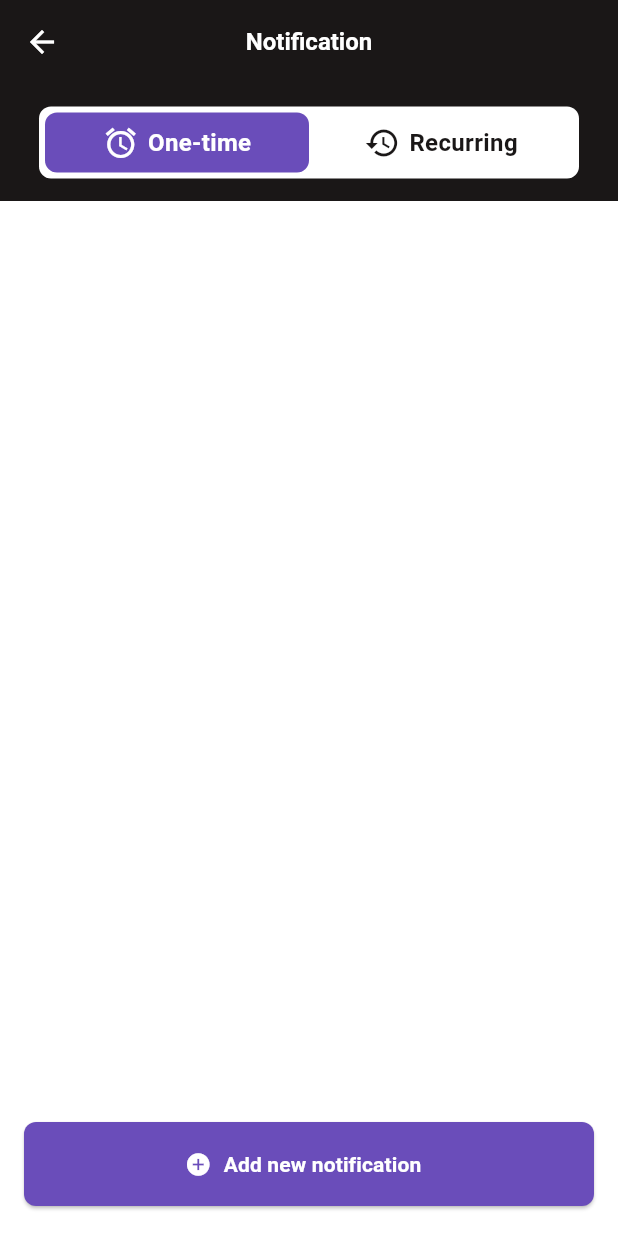
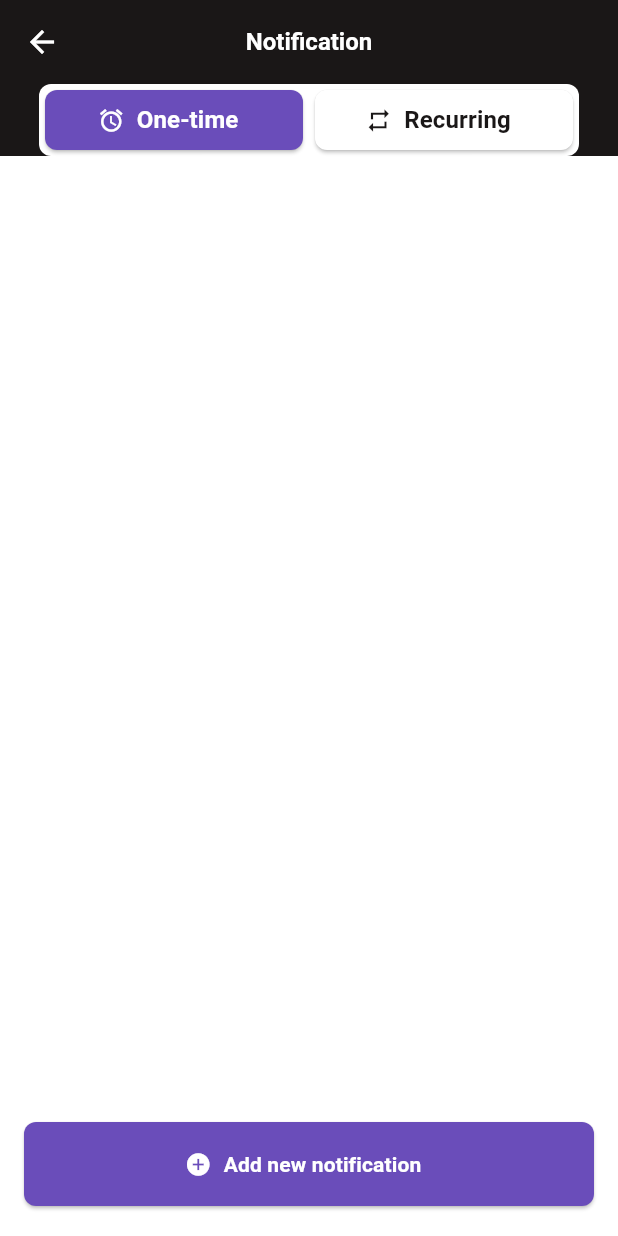
Before and after one commit to freedomdp/noti, a Flutter app: the NotificationScreen screen opened directly, on a phone screen of 412 x 824 dp. Run offline on Flutter 3.47's test engine with Material 3 defaults, Android fonts, the phone set to English and light mode, and no system bars; our stand-ins replace flutter_bloc.

Commit message:
refinement of the notification page

```diff
--- /dev/null
+++ b/lib/blocs/notification_bloc.dart
@@ -0,0 +1,22 @@
+import 'package:flutter_bloc/flutter_bloc.dart';
+
+abstract class NotificationEvent {}
+
+class ToggleRecurringEvent extends NotificationEvent {}
+
+class NotificationState {
+  final bool isRecurringActive;
+
+  NotificationState({required this.isRecurringActive});
+}
+
+class NotificationBloc extends Bloc<NotificationEvent, NotificationState> {
+  NotificationBloc() : super(NotificationState(isRecurringActive: false));
+
+  @override
+  Stream<NotificationState> mapEventToState(NotificationEvent event) async* {
+    if (event is ToggleRecurringEvent) {
+      yield NotificationState(isRecurringActive: !state.isRecurringActive);
+    }
+  }
+}
--- a/lib/screens/add_notification_screen.dart
+++ b/lib/screens/add_notification_screen.dart
@@ -1,5 +1,4 @@
 import 'package:flutter/material.dart';
-
 import '../widgets/custom_app_bar.dart';
 
 class AddNotificationScreen extends StatelessWidget {
@@ -9,8 +8,9 @@ class AddNotificationScreen extends StatelessWidget {
   Widget build(BuildContext context) {
     return Scaffold(
       appBar: CustomAppBar(titleText: 'Add New Notification'),
-      body: const Center(
-        child: Text('Here you can add a new notification.'),
+      body: Center(
+        child: Text('Content for adding a new notification goes here'),
+        // Здесь будет содержимое страницы для добавления нового уведомления
       ),
     );
   }
--- a/lib/screens/notification_screen.dart
+++ b/lib/screens/notification_screen.dart
@@ -1,29 +1,90 @@
 import 'package:flutter/material.dart';
+import 'package:flutter_bloc/flutter_bloc.dart';
 import 'package:noti/screens/add_notification_screen.dart';
+import 'package:noti/screens/add_recurring_notification_screen.dart';
+import '../blocs/notification_bloc.dart';
 import '../widgets/custom_app_bar.dart';
+import '../widgets/custom_button.dart';
 import '../widgets/notification_toggle.dart';
-import 'package:noti/widgets/custom_button.dart';
+import '../widgets/recurring_list_item.dart';
 
 class NotificationScreen extends StatelessWidget {
   const NotificationScreen({Key? key}) : super(key: key);
 
   @override
   Widget build(BuildContext context) {
-    return Scaffold(
+    return BlocProvider<NotificationBloc>(
+      create: (context) => NotificationBloc(),
+      child: Scaffold(
         appBar: CustomAppBar(titleText: 'Notification'),
-      body: Stack(
+        body: BlocBuilder<NotificationBloc, NotificationState>(
+          builder: (context, state) {
+            return Column(
               children: [
-          const NotificationToggle(), // Добавьте новый виджет
-          CustomButton(
-            text: 'Add new notification',
-            icon: Icons.add_circle, // Иконка с знаком плюс в круге
-            onPressed: () {
+                const NotificationToggle(),
+                const SizedBox(height: 16),
+                // Добавляем отступ ниже NotificationToggle
+                Expanded(
+                  child: state.isRecurringActive
+                      ? ListView(
+                          children: [
+                            RecurringListItem(
+                              text: '1 Minute',
+                              onTap: () {
                                 Navigator.of(context).push(
-                MaterialPageRoute(builder: (context) => const AddNotificationScreen()),
+                                  MaterialPageRoute(
+                                    builder: (context) =>
+                                        const AddRecurringNotificationScreen(
+                                            title: '1 Minute'),
+                                  ),
+                                );
+                              },
+                            ),
+                            RecurringListItem(
+                              text: '3 Minute',
+                              onTap: () {
+                                Navigator.of(context).push(
+                                  MaterialPageRoute(
+                                    builder: (context) =>
+                                        const AddRecurringNotificationScreen(
+                                            title: '3 Minute'),
+                                  ),
+                                );
+                              },
+                            ),
+                            RecurringListItem(
+                              text: '5 Minute',
+                              onTap: () {
+                                Navigator.of(context).push(
+                                  MaterialPageRoute(
+                                    builder: (context) =>
+                                        const AddRecurringNotificationScreen(
+                                            title: '5 Minute'),
+                                  ),
                                 );
                               },
                             ),
                           ],
+                        )
+                      : Align(
+                          alignment: Alignment.bottomCenter,
+                          child: CustomButton(
+                            text: 'Add new notification',
+                            icon: Icons.add_circle,
+                            onPressed: () {
+                              Navigator.of(context).push(
+                                MaterialPageRoute(
+                                    builder: (context) =>
+                                        const AddNotificationScreen()),
+                              );
+                            },
+                          ),
+                        ),
+                ),
+              ],
+            );
+          },
+        ),
       ),
     );
   }
--- a/lib/widgets/notification_toggle.dart
+++ b/lib/widgets/notification_toggle.dart
@@ -1,90 +1,60 @@
 import 'package:flutter/material.dart';
+import 'package:flutter_bloc/flutter_bloc.dart';
+import 'package:noti/widgets/toggle_button.dart';
 import 'package:noti/styles/colors.dart';
-import 'package:noti/styles/text_styles.dart';
 
-class NotificationToggle extends StatefulWidget {
+import '../blocs/notification_bloc.dart';
+
+class NotificationToggle extends StatelessWidget {
   const NotificationToggle({Key? key}) : super(key: key);
 
   @override
-  NotificationToggleState createState() => NotificationToggleState();
-}
-
-class NotificationToggleState extends State<NotificationToggle> {
-  bool isOneTimeActive = true; // Переменная для отслеживания активной кнопки
-
-  @override
   Widget build(BuildContext context) {
+    return BlocBuilder<NotificationBloc, NotificationState>(
+      builder: (context, state) {
         return Container(
-      color: AppColors.textColor,
-      height: 78,
+          color: AppColors.textColor, // Установка фона для всего блока
           child: Center(
             child: Container(
               width: 360,
               height: 48,
               decoration: BoxDecoration(
-            color: AppColors.backgroundColor,
+                color: AppColors.backgroundColor, // Фон внутреннего контейнера
                 borderRadius: BorderRadius.circular(8),
               ),
               child: Row(
-            children: <Widget>[
-              _buildToggleButton(
+                mainAxisAlignment: MainAxisAlignment.center,
+                children: [
+                  ToggleButton(
                     text: 'One-time',
                     icon: Icons.alarm,
-                isActive: isOneTimeActive,
-                onTap: () => _toggleActiveButton(true),
-                margin: const EdgeInsets.only(left: 4), // Отступ слева для кнопки "One-time"
+                    isActive: !state.isRecurringActive,
+                    onPressed: () {
+                      if (state.isRecurringActive) {
+                        context
+                            .read<NotificationBloc>()
+                            .add(ToggleRecurringEvent());
+                      }
+                    },
                   ),
-              _buildToggleButton(
+                  ToggleButton(
                     text: 'Recurring',
-                icon: Icons.history, // Иконка для "Recurring"
-                isActive: !isOneTimeActive,
-                onTap: () => _toggleActiveButton(false),
-                margin: const EdgeInsets.only(right: 4), // Отступ справа для кнопки "Recurring"
+                    icon: Icons.repeat,
+                    isActive: state.isRecurringActive,
+                    onPressed: () {
+                      if (!state.isRecurringActive) {
+                        context
+                            .read<NotificationBloc>()
+                            .add(ToggleRecurringEvent());
+                      }
+                    },
                   ),
                 ],
               ),
             ),
           ),
         );
-  }
-
-  Widget _buildToggleButton({
-    required String text,
-    required IconData icon,
-    required bool isActive,
-    required VoidCallback onTap,
-    required EdgeInsetsGeometry margin,
-  }) {
-    return GestureDetector(
-        onTap: onTap,
-        child: Container(
-        margin: margin,
-        width: 176,
-        height: 40,
-        decoration: BoxDecoration(
-        color: isActive ? AppColors.primaryColor : AppColors.backgroundColor,
-          borderRadius: BorderRadius.circular(8),
-        ),
-          child: Row(
-            mainAxisAlignment: MainAxisAlignment.center,
-            children: <Widget>[
-              Icon(icon, color: isActive ? AppColors.backgroundColor : AppColors.textColor),
-              const SizedBox(width: 6), // Отступ между иконкой и текстом
-              Text(
-                text,
-                style: TextStyles.bodyBold.copyWith(
-                  color: isActive ? AppColors.backgroundColor : AppColors.textColor,
-                ),
-              ),
-            ],
-          ),
-        ),
+      },
     );
   }
-
-  void _toggleActiveButton(bool isOneTime) {
-    setState(() {
-      isOneTimeActive = isOneTime;
-    });
 }
-}
--- /dev/null
+++ b/lib/widgets/toggle_button.dart
@@ -0,0 +1,44 @@
+import 'package:flutter/material.dart';
+import 'package:noti/styles/colors.dart';
+import 'package:noti/styles/text_styles.dart';
+
+class ToggleButton extends StatelessWidget {
+  final String text;
+  final IconData icon;
+  final bool isActive;
+  final VoidCallback onPressed;
+
+  const ToggleButton({
+    Key? key,
+    required this.text,
+    required this.icon,
+    required this.isActive,
+    required this.onPressed,
+  }) : super(key: key);
+
+  @override
+  Widget build(BuildContext context) {
+    return Expanded(
+      child: Padding(
+        padding: const EdgeInsets.all(4.0), // Отступ вокруг кнопки
+        child: ElevatedButton.icon(
+          icon: Icon(icon, color: isActive ? AppColors.backgroundColor : AppColors.textColor),
+          label: Text(
+            text,
+            style: TextStyles.bodyBold.copyWith(
+              color: isActive ? AppColors.backgroundColor : AppColors.textColor,
+            ),
+          ),
+          onPressed: onPressed,
+          style: ElevatedButton.styleFrom(
+            backgroundColor: isActive ? AppColors.primaryColor : AppColors.backgroundColor,
+            minimumSize: const Size(double.infinity, 40), // Минимальная высота 40
+            shape: RoundedRectangleBorder(
+              borderRadius: BorderRadius.circular(8),
+            ),
+          ),
+        ),
+      ),
+    );
+  }
+}
--- a/pubspec.yaml
+++ b/pubspec.yaml
@@ -47,6 +47,7 @@ dev_dependencies:
   flutter_lints: ^2.0.0
   mockito: ^5.0.16
 
+
 # For information on the generic Dart part of this file, see the
 # following page: https://dart.dev/tools/pub/pubspec
 
```
Also changed, not shown: lib/screens/add_recurring_notification_screen.dart (added, +18 -0 lines), lib/widgets/recurring_list_item.dart (added, +45 -0 lines), 1 other file. Lines whose indentation alone changed are shown as unchanged.
